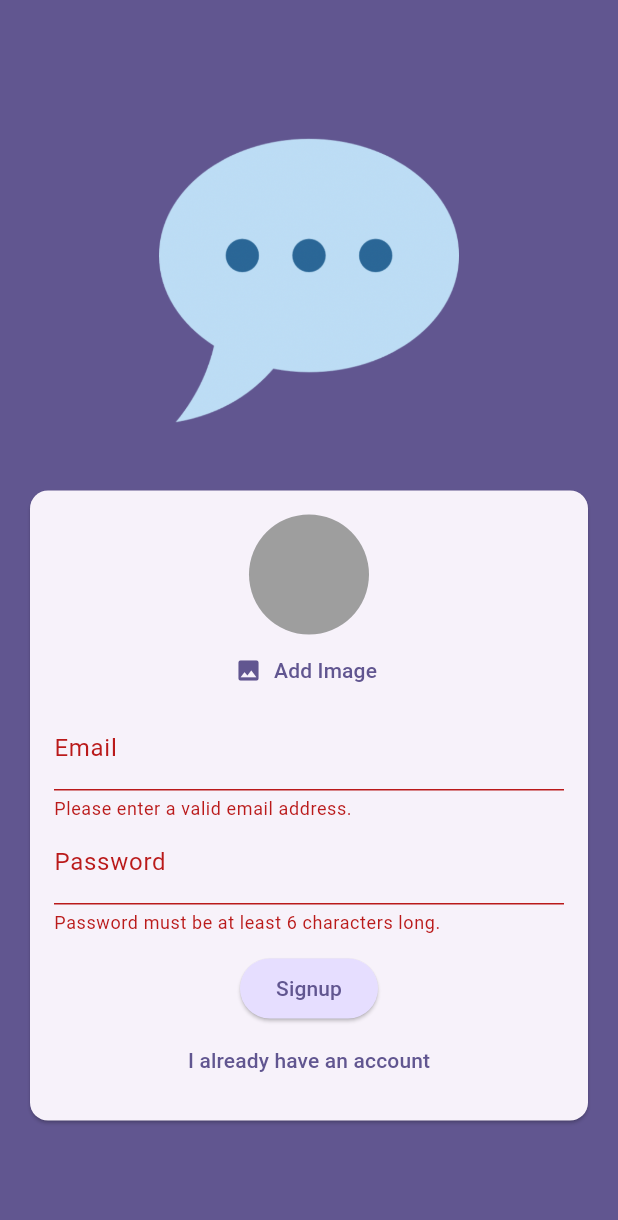
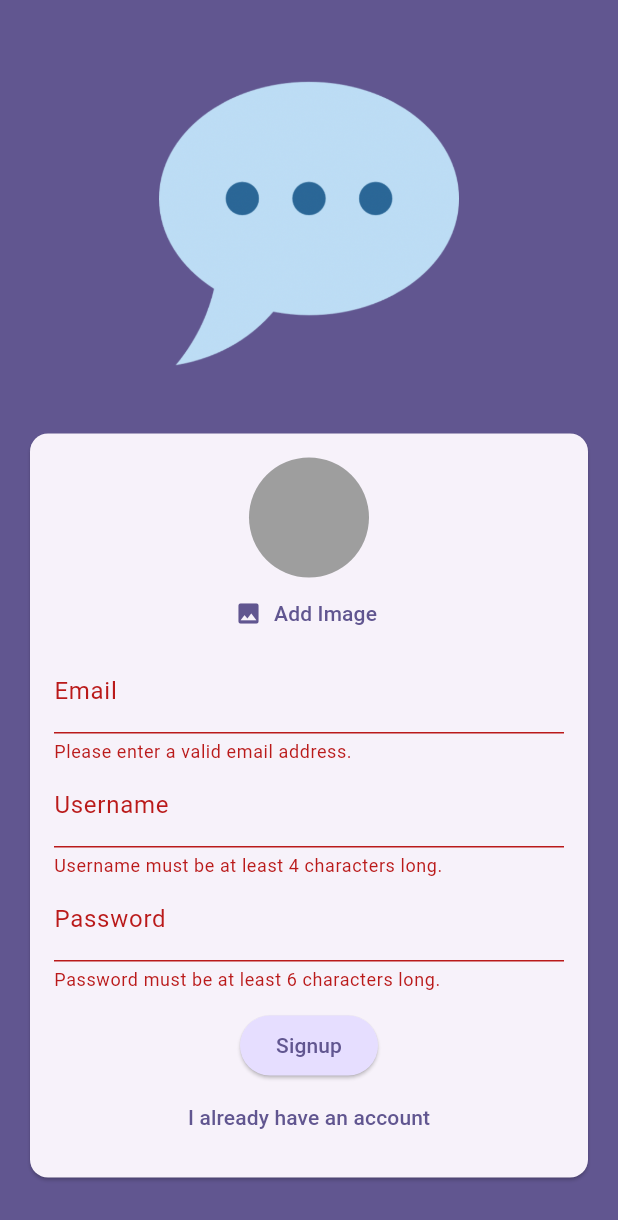
Before and after one commit to DanielCruz-fs/chat-app-android-ios-app, a Flutter app: the screen it shows after launch, after a tap on "Login", after a tap on "Create an account", after a tap on "Signup", on a phone screen of 412 x 824 dp. Shown: the top 1220 px of the screen. Run offline on Flutter 3.47's test engine with Material 3 defaults, Android fonts, the phone set to English and light mode, and no system bars; our stand-ins replace cloud_firestore, firebase_auth, firebase_core, firebase_storage, image_picker; accounts and stored records are empty.

Commit message:
Storing a Username

```diff
--- a/lib/screens/auth.dart
+++ b/lib/screens/auth.dart
@@ -1,6 +1,7 @@
 import 'dart:io';
 
 import 'package:chat_app/widgets/user_image_picker.dart';
+import 'package:cloud_firestore/cloud_firestore.dart';
 import 'package:firebase_auth/firebase_auth.dart';
 import 'package:firebase_storage/firebase_storage.dart';
 import 'package:flutter/material.dart';
@@ -20,6 +21,7 @@ class _AuthScreenState extends State<AuthScreen> {
   var _isLogin = true;
   var _enteredEmail = '';
   var _enteredPassword = '';
+  var _enterUsername = '';
   File? _selectedImage;
   var _isAuthenticating = false;
 
@@ -57,6 +59,17 @@ class _AuthScreenState extends State<AuthScreen> {
         await storageRef.putFile(_selectedImage!);
         final imageUrl = await storageRef.getDownloadURL();
         print(imageUrl);
+
+        await FirebaseFirestore.instance
+            .collection('users')
+            .doc(userCredential.user!.uid)
+            .set({
+          'username': _enterUsername,
+          'email': _enteredEmail,
+          'image_url': imageUrl,
+        });
+
+        print('User created');
       }
     } on FirebaseAuthException catch (error) {
       if (error.code == 'email-already-in-use') {
@@ -126,6 +139,22 @@ class _AuthScreenState extends State<AuthScreen> {
                               _enteredEmail = value!;
                             },
                           ),
+                          if (!_isLogin)
+                            TextFormField(
+                              decoration: const InputDecoration(
+                                labelText: 'Username',
+                              ),
+                              enableSuggestions: false,
+                              validator: (value) {
+                                if (value == null || value.trim().length < 4) {
+                                  return 'Username must be at least 4 characters long.';
+                                }
+                                return null;
+                              },
+                              onSaved: (value) {
+                                _enterUsername = value!;
+                              },
+                            ),
                           TextFormField(
                             key: const ValueKey('password'),
                             decoration:
--- a/pubspec.yaml
+++ b/pubspec.yaml
@@ -38,6 +38,7 @@ dependencies:
     firebase_auth: ^4.17.8
     firebase_storage: ^11.6.9
     image_picker: ^1.0.8
+    cloud_firestore: ^4.15.8
 
 dev_dependencies:
     flutter_test:
```
Also changed, not shown: pubspec.lock, 4 other files.
